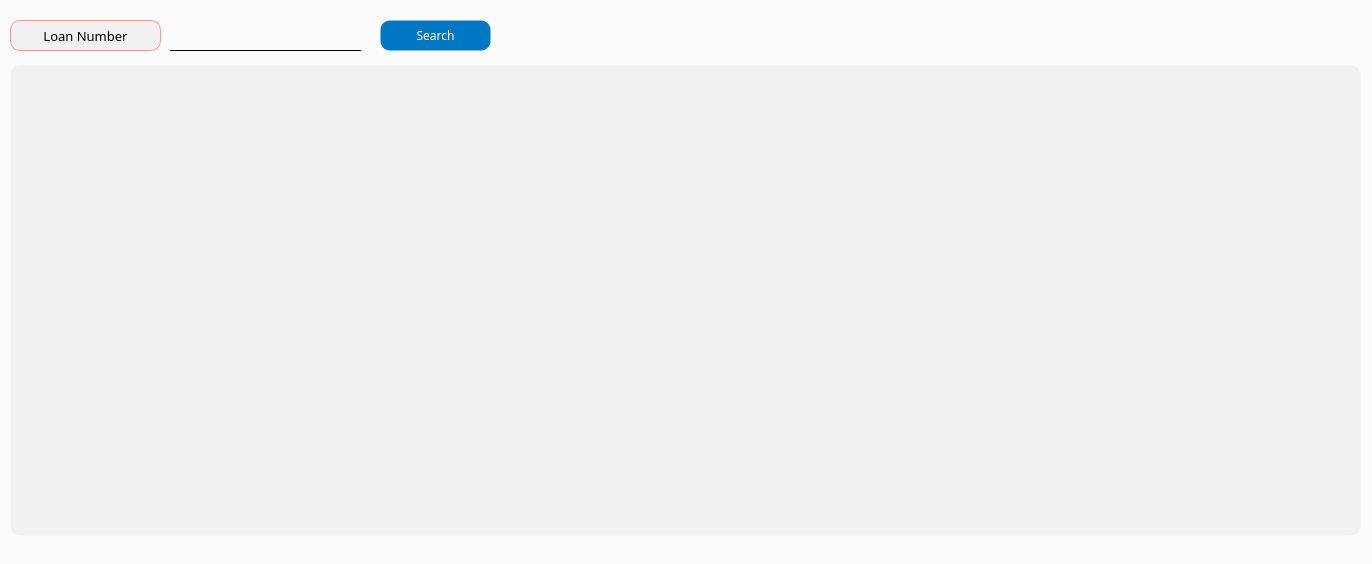
Above: app/src/pages/search/counseling.ui from DY-Microfinance-Customer-Management/dymf-algorithm before the change. Below: the same form after it.
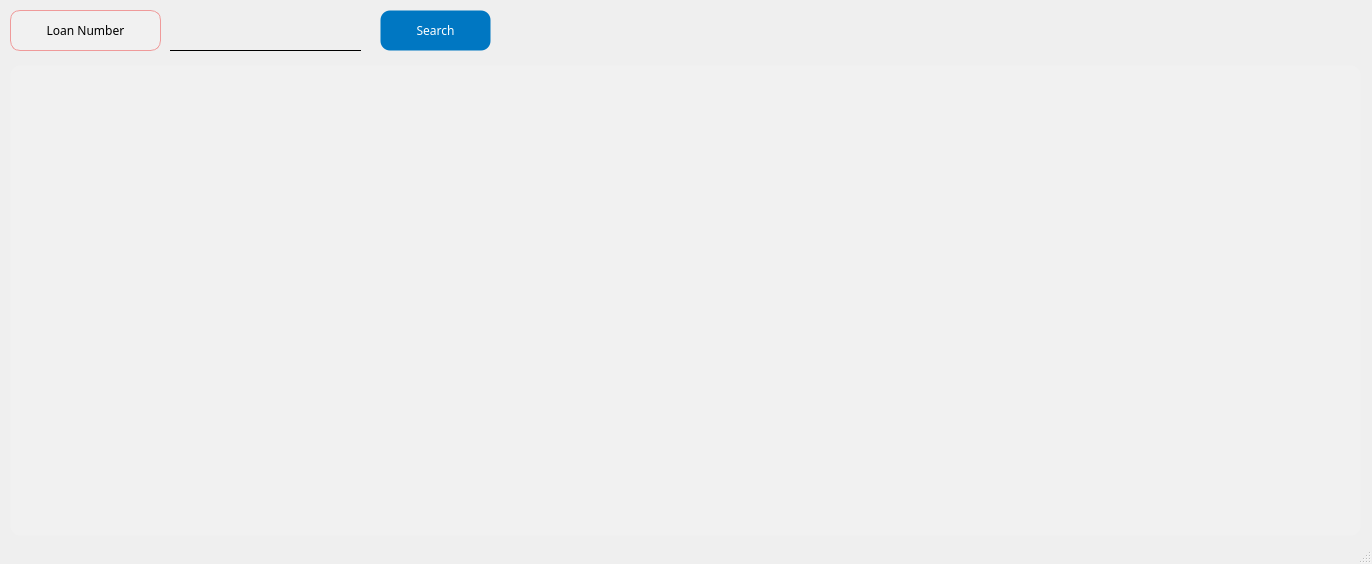
That is the form after the change.

The edit to the form file:
```diff
--- a/app/src/pages/search/counseling.ui
+++ b/app/src/pages/search/counseling.ui
@@ -14,7 +14,32 @@
    <string>Counseling Search</string>
   </property>
   <property name="styleSheet">
-   <string notr="true">background-color: #fbfbfb;</string>
+   <string notr="true">background-color: #fbfbfb;
+
+QPushButton {
+    background-color: #0077c2;
+    color: white;
+    border: 1px solid transparent;
+    border-radius: 10px;
+    padding: 5px 10px;
+}
+
+QPushButton:hover {
+    border: 1px solid white;
+}
+
+QPushButton:pressed {
+    background-color: #005f9e;
+    padding-top: 6px;
+    padding-bottom: 4px;
+}
+
+QPushButton:disabled {
+    background-color: lightgray;
+    color: gray;
+    border: 1px solid gray;
+}
+</string>
   </property>
   <widget class="QWidget" name="centralwidget">
    <widget class="QTableView" name="counselingTable">
@@ -72,14 +97,15 @@
     <property name="geometry">
      <rect>
       <x>380</x>
-      <y>20</y>
+      <y>10</y>
       <width>111</width>
-      <height>31</height>
+      <height>41</height>
      </rect>
     </property>
     <property name="font">
      <font>
       <family>Arial Black</family>
+      <pointsize>9</pointsize>
      </font>
     </property>
     <property name="styleSheet">
@@ -116,9 +142,9 @@
     <property name="geometry">
      <rect>
       <x>10</x>
-      <y>20</y>
+      <y>10</y>
       <width>151</width>
-      <height>31</height>
+      <height>41</height>
      </rect>
     </property>
     <property name="minimumSize">
@@ -136,7 +162,7 @@
     <property name="font">
      <font>
       <family>Arial Black</family>
-      <pointsize>10</pointsize>
+      <pointsize>9</pointsize>
      </font>
     </property>
     <property name="styleSheet">
```
